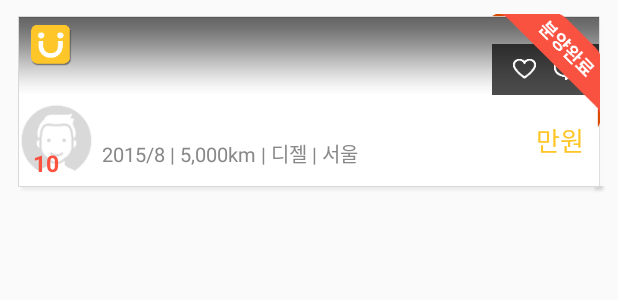
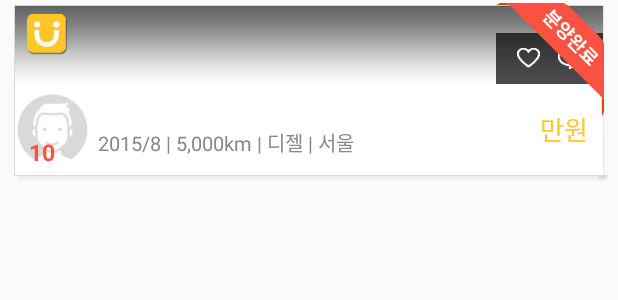
Before and after one commit to EvilStorm/SmileBuy, an Android app: the layout item_car_list.xml on its own in the app's theme, with its tools: preview values and no code run, on a phone screen of 412 x 824 dp. Shown: the top 300 px of the screen. Run offline under Robolectric (Android 15) with nearby library versions, the phone set to English and light mode, and no system bars; plain views replace PercentFrameLayout, RoundedImageView; Roboto replaces fonts that are not available here.

Commit message:
차량 리스트 아이템간 padding 조절.

```diff
--- a/app/src/main/res/layout/item_car_list.xml
+++ b/app/src/main/res/layout/item_car_list.xml
@@ -5,10 +5,10 @@
     xmlns:tools="http://schemas.android.com/tools"
     android:layout_width="match_parent"
     android:layout_height="wrap_content"
-    android:paddingBottom="10dp"
-    android:paddingLeft="12dp"
-    android:paddingRight="8dp"
-    android:paddingTop="9dp"
+    android:paddingBottom="2dp"
+    android:paddingLeft="9dp"
+    android:paddingRight="5dp"
+    android:paddingTop="2dp"
     tools:ignore="MissingPrefix">
 
     <LinearLayout
```
